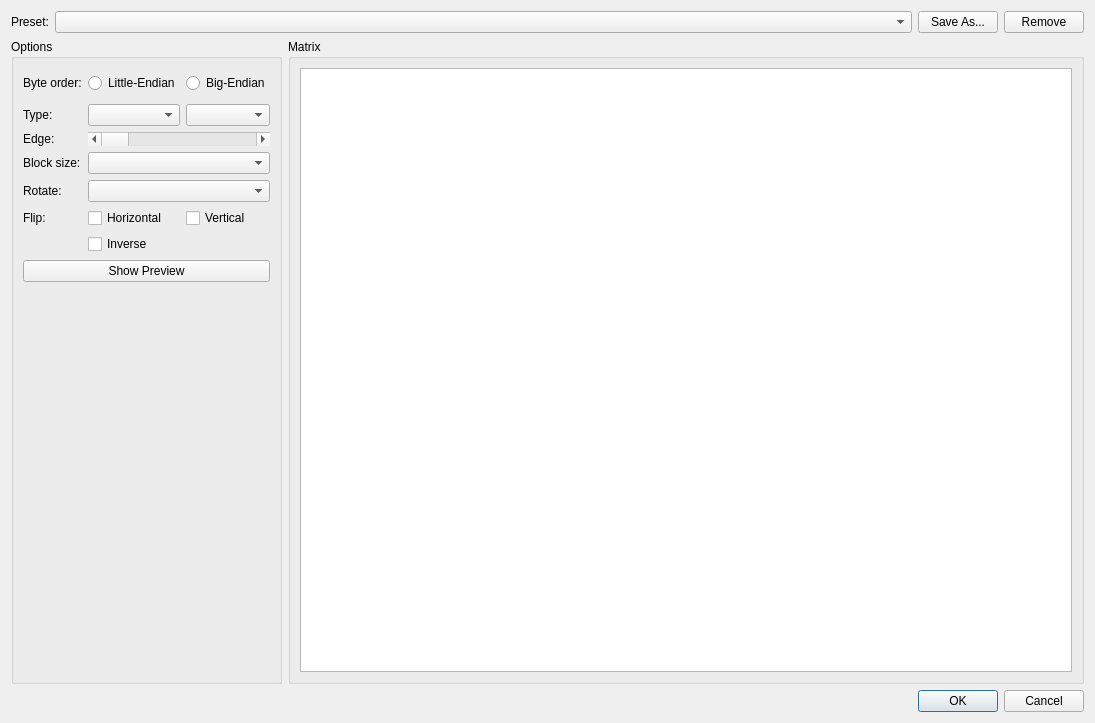
First picture: the form in controls/setup/dialogconvert2.ui, repository riuson/lcd-image-converter, before the edit.
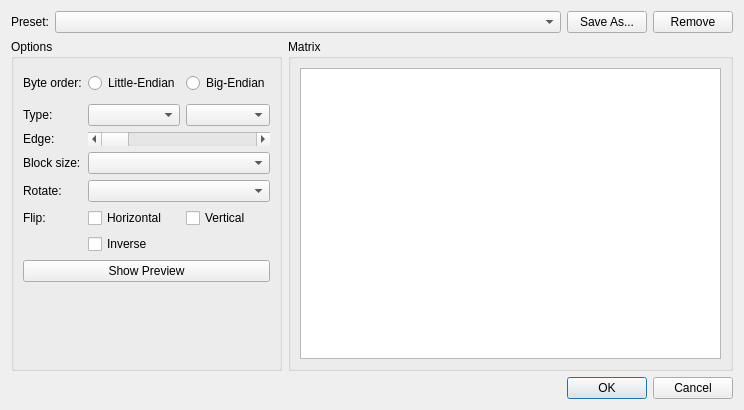
Second picture: the form after the edit.

Commit message: Changed default size of Conversion Setup dialog

```diff
--- a/controls/setup/dialogconvert2.ui
+++ b/controls/setup/dialogconvert2.ui
@@ -6,8 +6,8 @@
    <rect>
     <x>0</x>
     <y>0</y>
-    <width>1095</width>
-    <height>723</height>
+    <width>744</width>
+    <height>410</height>
    </rect>
   </property>
   <property name="windowTitle">
@@ -233,7 +233,10 @@
            <bool>true</bool>
           </property>
           <attribute name="horizontalHeaderMinimumSectionSize">
-           <number>20</number>
+           <number>10</number>
+          </attribute>
+          <attribute name="verticalHeaderMinimumSectionSize">
+           <number>10</number>
           </attribute>
          </widget>
         </item>
```
